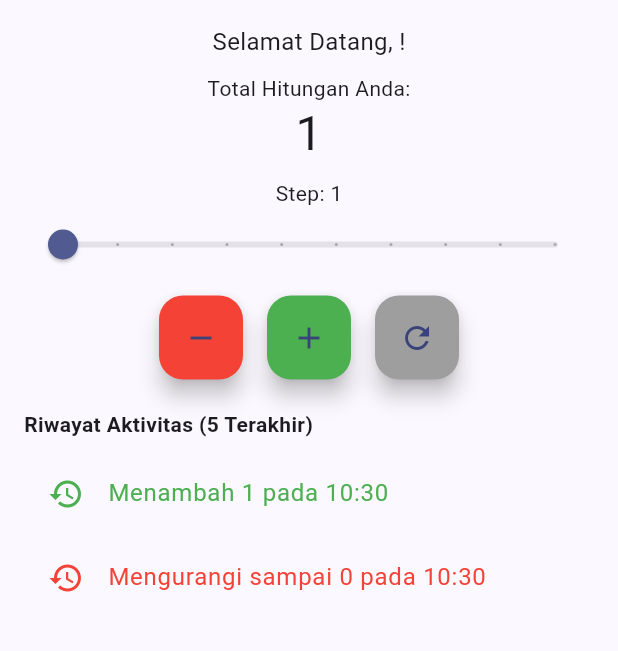
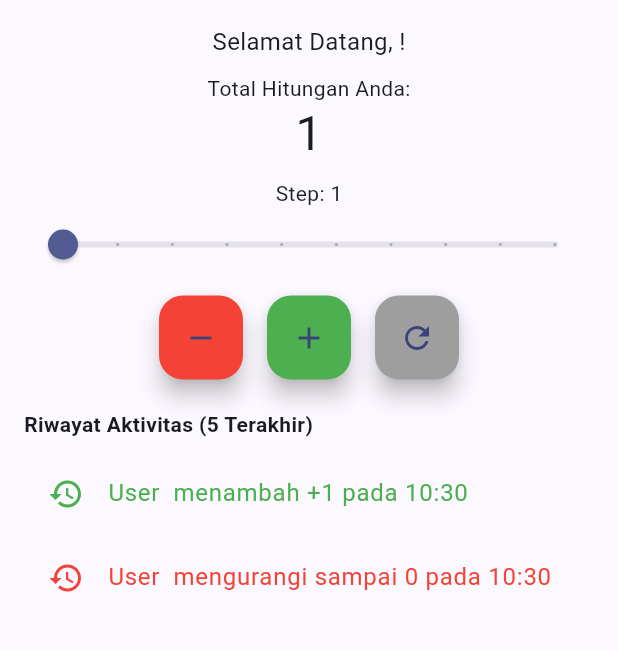
Before and after one commit to nsitizen/logbook_app_090, a Flutter app: the CounterView screen opened directly with empty values, after a tap on the "remove" icon, after a tap on the "add" icon, on a phone screen of 412 x 824 dp, the part 84-735 px from its top. Run offline on Flutter 3.47's test engine with Material 3 defaults, Android fonts, the phone set to English and light mode, and no system bars; our stand-ins replace shared_preferences; accounts and stored records are empty.

Commit message:
Task 3: Persistent History Logger

```diff
--- a/lib/features/logbook/counter_controller.dart
+++ b/lib/features/logbook/counter_controller.dart
@@ -1,8 +1,11 @@
+import 'package:shared_preferences/shared_preferences.dart';
+import 'dart:convert';
+
 class CounterController {
   int _counter = 0;
   int _step = 1;
 
-  final List<String> _history = []; // riwayat aktivitas
+  final List<String> _history = [];
 
   int get value => _counter;
   int get step => _step;
@@ -14,27 +17,62 @@ class CounterController {
     }
   }
 
-  void increment() {
-    _counter += _step;
-    _addHistory("Menambah $_step");
-  }
+  // ===============================
+  // LOAD DATA SAAT LOGIN
+  // ===============================
+  Future<void> loadData(String username) async {
+    final prefs = await SharedPreferences.getInstance();
 
-  void decrement() {
-    if (_counter - _step >= 0) {
-      _counter -= _step;
-      _addHistory("Mengurangi $_step");
-    } else {
-      _counter = 0;
-      _addHistory("Mengurangi sampai 0");
+    _counter = prefs.getInt("counter_$username") ?? 0;
+
+    final historyString = prefs.getString("history_$username");
+    if (historyString != null) {
+      final List<dynamic> decoded = jsonDecode(historyString);
+      _history.clear();
+      _history.addAll(decoded.cast<String>());
     }
   }
 
-  void reset() {
-    _counter = 0;
-    _addHistory("Reset nilai");
+  // ===============================
+  // SAVE DATA
+  // ===============================
+  Future<void> _saveData(String username) async {
+    final prefs = await SharedPreferences.getInstance();
+
+    await prefs.setInt("counter_$username", _counter);
+    await prefs.setString(
+      "history_$username",
+      jsonEncode(_history),
+    );
   }
 
-  // private helper (manipulasi list)
+  // ===============================
+  // ACTIONS
+  // ===============================
+
+  Future<void> increment(String username) async {
+    _counter += _step;
+    _addHistory("User $username menambah +$_step");
+    await _saveData(username);
+  }
+
+  Future<void> decrement(String username) async {
+    if (_counter - _step >= 0) {
+      _counter -= _step;
+      _addHistory("User $username mengurangi -$_step");
+    } else {
+      _counter = 0;
+      _addHistory("User $username mengurangi sampai 0");
+    }
+    await _saveData(username);
+  }
+
+  Future<void> reset(String username) async {
+    _counter = 0;
+    _addHistory("User $username reset nilai");
+    await _saveData(username);
+  }
+
   void _addHistory(String activity) {
     final time =
         "${DateTime.now().hour.toString().padLeft(2, '0')}:"
@@ -42,7 +80,6 @@ class CounterController {
 
     _history.insert(0, "$activity pada $time");
 
-    // hanya simpan 5 terakhir
     if (_history.length > 5) {
       _history.removeLast();
     }
--- a/lib/features/logbook/counter_view.dart
+++ b/lib/features/logbook/counter_view.dart
@@ -15,14 +15,27 @@ class _CounterViewState extends State<CounterView> {
   final CounterController _controller = CounterController();
 
   Color _getHistoryColor(String text) {
-    if (text.contains("Menambah")) {
+    final lowerText = text.toLowerCase();
+
+    if (lowerText.contains("menambah")) {
       return Colors.green;
-    } else if (text.contains("Mengurangi")) {
+    } else if (lowerText.contains("mengurangi")) {
       return Colors.red;
-    } else if (text.contains("Reset")) {
+    } else if (lowerText.contains("reset")) {
       return Colors.grey;
     }
     return Colors.black;
+  }
+
+  @override
+  void initState() {
+    super.initState();
+    _loadUserData();
+  }
+
+  Future<void> _loadUserData() async {
+    await _controller.loadData(widget.username);
+    setState(() {});
   }
 
   void _showResetDialog() {
@@ -39,10 +52,10 @@ class _CounterViewState extends State<CounterView> {
             child: const Text("Batal"),
           ),
           ElevatedButton(
-            onPressed: () {
-              setState(() {
-                _controller.reset();
-              });
+            onPressed: () async {
+              await _controller.reset(widget.username);
+
+              setState(() {});
               Navigator.pop(context);
 
               ScaffoldMessenger.of(context).showSnackBar(
@@ -160,14 +173,20 @@ class _CounterViewState extends State<CounterView> {
                 FloatingActionButton(
                   heroTag: 'dec',
                   backgroundColor: Colors.red,
-                  onPressed: () => setState(() => _controller.decrement()),
+                  onPressed: () async {
+                    await _controller.decrement(widget.username);
+                    setState(() {});
+                  },
                   child: const Icon(Icons.remove),
                 ),
                 const SizedBox(width: 16),
                 FloatingActionButton(
                   heroTag: 'inc',
                   backgroundColor: Colors.green,
-                  onPressed: () => setState(() => _controller.increment()),
+                  onPressed: () async {
+                    await _controller.increment(widget.username);
+                    setState(() {});
+                  },
                   child: const Icon(Icons.add),
                 ),
                 const SizedBox(width: 16),
--- a/pubspec.yaml
+++ b/pubspec.yaml
@@ -30,6 +30,7 @@ environment:
 dependencies:
   flutter:
     sdk: flutter
+  shared_preferences: ^2.2.2
 
   # The following adds the Cupertino Icons font to your application.
   # Use with the CupertinoIcons class for iOS style icons.
```
Also changed, not shown: pubspec.lock, 1 other file.
